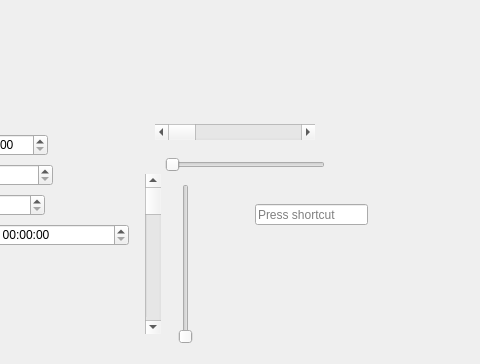
Kownzird/MyCode, file Qt5/Study/day2/08_OthersControl/widget.ui: the form before one commit; both pictures show x 295 to 775 and y 236 to 600 of the 1134 by 600 pixel window.
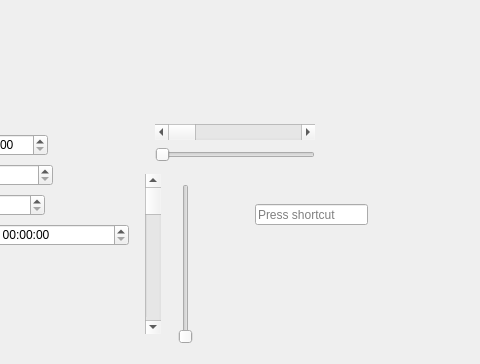
The form after the commit. The open tabs and pages were chosen to show the change.

What changed in the file:
```diff
--- a/Qt5/Study/day2/08_OthersControl/widget.ui
+++ b/Qt5/Study/day2/08_OthersControl/widget.ui
@@ -396,8 +396,8 @@
   <widget class="QSlider" name="horizontalSlider">
    <property name="geometry">
     <rect>
-     <x>460</x>
-     <y>390</y>
+     <x>450</x>
+     <y>380</y>
      <width>160</width>
      <height>22</height>
     </rect>
```
Left out of the diff: 20 changed lines with no effect on the pictures.
